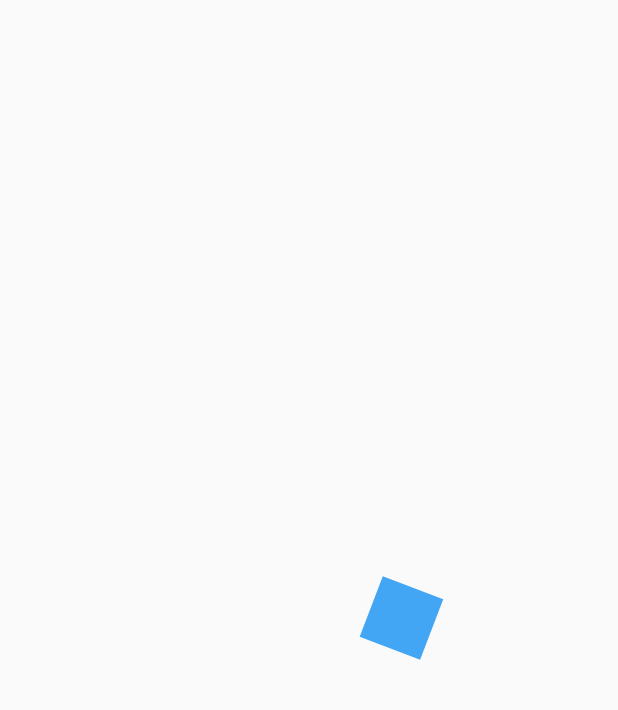
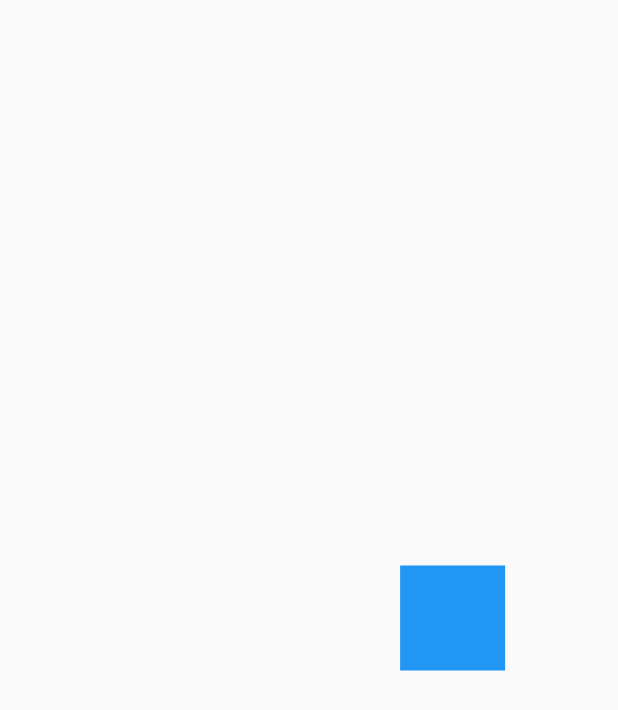
Before and after one commit to BryanParada/designsAppFM, a Flutter app: the first screen one second after launch, on a phone screen of 412 x 824 dp. Shown: the top 710 px of the screen. Run offline on Flutter 3.47's test engine with Material 2 defaults, Android fonts, the phone set to English and light mode, and no system bars.

Commit message:
FM39 - Square animation

```diff
--- a/lib/main.dart
+++ b/lib/main.dart
@@ -1,6 +1,7 @@
 
-import 'package:designs_backgrounds/src/pages/animations_page.dart';
-import 'package:designs_backgrounds/src/pages/headers_page.dart';
+import 'package:designs_backgrounds/src/challenge/animated_square_page.dart';
+//import 'package:designs_backgrounds/src/pages/animations_page.dart';
+//import 'package:designs_backgrounds/src/pages/headers_page.dart';
 import 'package:flutter/material.dart';
 
 void main() => runApp(const MyApp());
@@ -13,7 +14,7 @@ class MyApp extends StatelessWidget {
     return MaterialApp(
       debugShowCheckedModeBanner: false,
       title: 'Designs App',
-      home: AnimationsPage()
+      home: SquareAnimatedPage()
     );
   }
 }
--- /dev/null
+++ b/lib/src/challenge/animated_square_page.dart
@@ -0,0 +1,100 @@
+import 'package:flutter/material.dart';
+
+class SquareAnimatedPage extends StatelessWidget {
+
+  @override
+  Widget build(BuildContext context) {
+    return Scaffold(
+        body: Center(
+          child: _SquareAnimated()
+          ),
+    );
+  }
+}
+
+class _SquareAnimated extends StatefulWidget {
+  @override
+  State<_SquareAnimated> createState() => _SquareAnimatedState();
+}
+
+class _SquareAnimatedState extends State<_SquareAnimated> with SingleTickerProviderStateMixin{
+
+  late AnimationController controller;
+
+  //Aanimaciones
+  late Animation<double> moveRIGHT;
+  late Animation<double> moveUP;
+  late Animation<double> moveLEFT;
+  late Animation<double> moveDOWN;
+
+  @override
+  void initState() {
+    super.initState();
+
+
+
+    controller = AnimationController(vsync:  this, duration: Duration(milliseconds: 4500));
+
+    moveRIGHT = Tween(begin: 0.0, end: 100.0).animate(
+      CurvedAnimation(parent: controller, curve: Interval(0,0.25, curve: Curves.bounceOut))
+    );
+
+    moveUP = Tween(begin: 0.0, end: -100.0).animate(
+      CurvedAnimation(parent: controller, curve: Interval(0.25,0.5, curve: Curves.bounceOut))
+    );
+
+    moveLEFT = Tween(begin: 0.0, end: -100.0).animate(
+      CurvedAnimation(parent: controller, curve: Interval(0.5,0.75, curve: Curves.bounceOut))
+    );
+
+    moveDOWN = Tween(begin: 0.0, end: 100.0).animate(
+      CurvedAnimation(parent: controller, curve: Interval(0.75,1, curve: Curves.bounceOut))
+    );
+
+    controller.addListener(() {
+      if( controller.status == AnimationStatus.completed){
+        controller.reset();
+      }
+     });
+
+
+  }
+
+  @override
+  void dispose() {
+    controller.dispose();
+    super.dispose();
+  }
+
+
+  @override
+  Widget build(BuildContext context) {
+
+    controller.forward();
+
+    return AnimatedBuilder(
+      animation: controller,
+      child: _Rectangle(),
+      builder: (BuildContext context, Widget? child) {
+        return Transform.translate(
+          offset: Offset(moveRIGHT.value + moveLEFT.value, moveUP.value + moveDOWN.value),
+          child: child,
+          );
+      },
+    );
+  }
+}
+
+
+class _Rectangle extends StatelessWidget {
+    @override
+    Widget build(BuildContext context) {
+    return Container(
+       width: 70,
+       height: 70,
+       decoration: BoxDecoration(
+         color: Colors.blue
+       ),
+     );
+   }
+}
```
